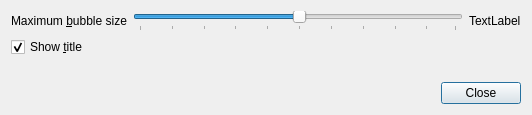
Above: ui_components/bubblechartproperties.ui from aakrosh/marva before the change. Below: the same form after it.
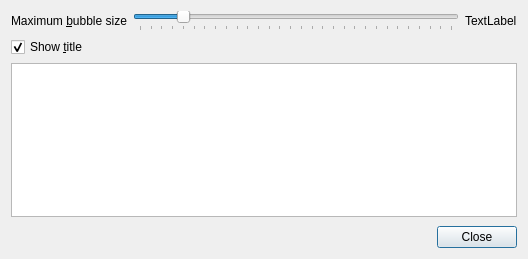
That is the form after the change.

Commit message: 1) Add choosing sources for BubbleChartView

```diff
--- a/ui_components/bubblechartproperties.ui
+++ b/ui_components/bubblechartproperties.ui
@@ -6,8 +6,8 @@
    <rect>
     <x>0</x>
     <y>0</y>
-    <width>532</width>
-    <height>115</height>
+    <width>528</width>
+    <height>259</height>
    </rect>
   </property>
   <property name="windowTitle">
@@ -31,6 +31,12 @@
      </item>
      <item>
       <widget class="QSlider" name="horizontalSlider">
+       <property name="minimum">
+        <number>10</number>
+       </property>
+       <property name="maximum">
+        <number>300</number>
+       </property>
        <property name="value">
         <number>50</number>
        </property>
@@ -64,6 +70,9 @@
      </property>
     </widget>
    </item>
+   <item>
+    <widget class="QListView" name="lvDataSources"/>
+   </item>
    <item>
     <spacer name="verticalSpacer">
      <property name="orientation">
```
The commit also changes 35 other files.
